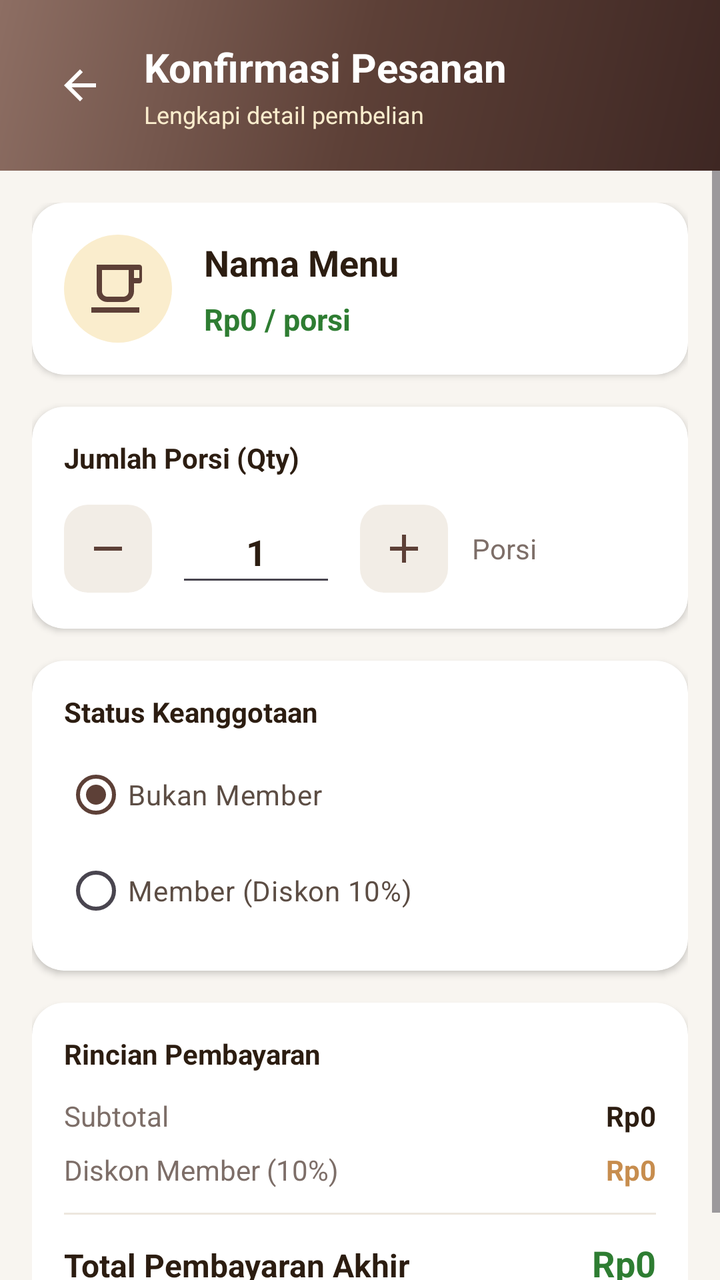
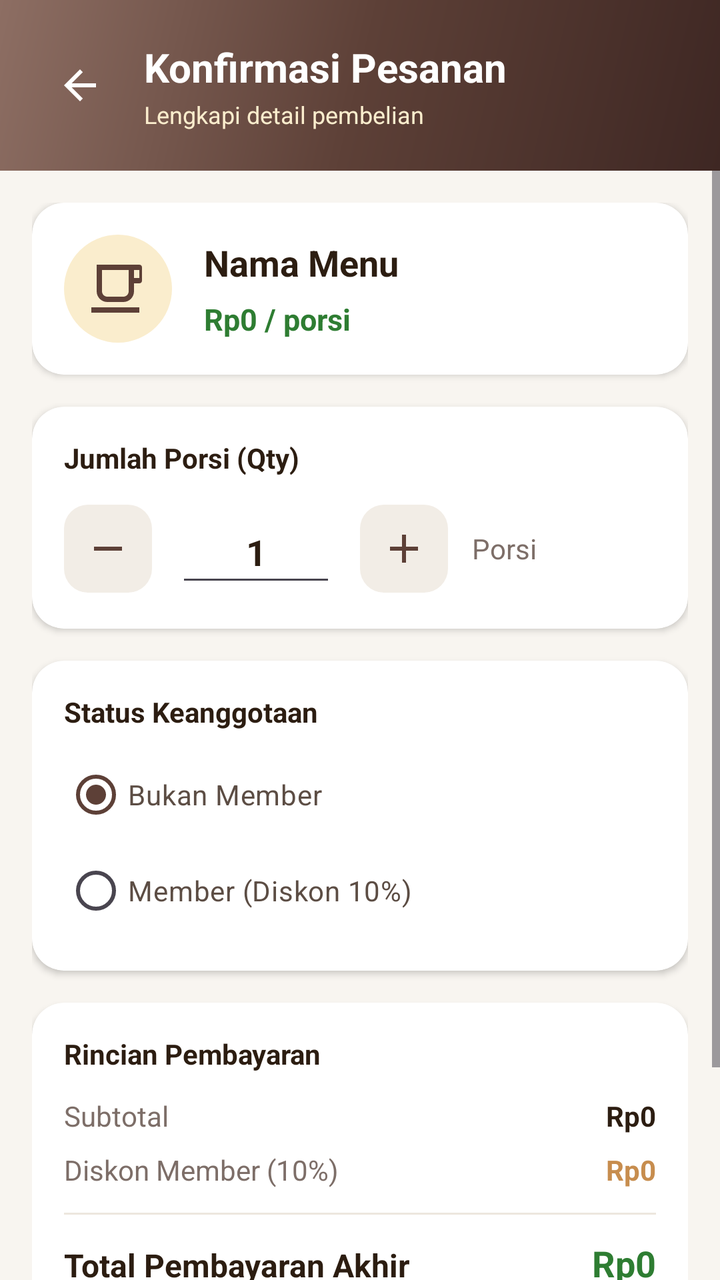

An Android layout rendered at two revisions. The XML below is the earlier revision; the diff shows what the commit changed to produce the second picture.
<!-- AndroidManifest.xml: application theme Theme.UTS -->
<!-- res/layout/activity_order.xml -->
<?xml version="1.0" encoding="utf-8"?>
<LinearLayout xmlns:android="http://schemas.android.com/apk/res/android"
    xmlns:app="http://schemas.android.com/apk/res-auto"
    xmlns:tools="http://schemas.android.com/tools"
    android:layout_width="match_parent"
    android:layout_height="match_parent"
    android:id="@+id/orderRoot"
    android:orientation="vertical"
    android:background="@color/cafe_bg"
    tools:context=".OrderActivity">

    <LinearLayout
        android:layout_width="match_parent"
        android:layout_height="wrap_content"
        android:background="@drawable/bg_header_gradient"
        android:orientation="horizontal"
        android:padding="20dp"
        android:gravity="center_vertical">

        <ImageButton
            android:layout_width="40dp"
            android:layout_height="40dp"
            android:id="@+id/btnBack"
            android:background="?attr/selectableItemBackgroundBorderless"
            android:src="@drawable/ic_arrow_back"
            app:tint="@color/white" />

        <LinearLayout
            android:layout_width="0dp"
            android:layout_height="wrap_content"
            android:layout_weight="1"
            android:layout_marginStart="12dp"
            android:orientation="vertical">

            <TextView
                android:layout_width="wrap_content"
                android:layout_height="wrap_content"
                android:text="Konfirmasi Pesanan"
                android:textColor="@color/white"
                android:textSize="20sp"
                android:textStyle="bold" />

            <TextView
                android:layout_width="wrap_content"
                android:layout_height="wrap_content"
                android:layout_marginTop="2dp"
                android:text="Lengkapi detail pembelian"
                android:textColor="@color/cafe_accent_light"
                android:textSize="12sp" />
        </LinearLayout>
    </LinearLayout>

    <ScrollView
        android:layout_width="match_parent"
        android:layout_height="0dp"
        android:layout_weight="1">

        <LinearLayout
            android:layout_width="match_parent"
            android:layout_height="wrap_content"
            android:orientation="vertical"
            android:padding="16dp">

            <androidx.cardview.widget.CardView
                android:layout_width="match_parent"
                android:layout_height="wrap_content"
                android:id="@+id/cardMenuDetail"
                app:cardCornerRadius="16dp"
                app:cardElevation="2dp"
                app:cardBackgroundColor="@color/cafe_surface">

                <LinearLayout
                    android:layout_width="match_parent"
                    android:layout_height="wrap_content"
                    android:orientation="horizontal"
                    android:padding="16dp"
                    android:gravity="center_vertical">

                    <FrameLayout
                        android:layout_width="54dp"
                        android:layout_height="54dp"
                        android:background="@drawable/bg_icon_container">

                        <ImageView
                            android:layout_width="32dp"
                            android:layout_height="32dp"
                            android:id="@+id/imgOrderMenuIcon"
                            android:layout_gravity="center"
                            android:src="@drawable/ic_coffee" />
                    </FrameLayout>

                    <LinearLayout
                        android:layout_width="0dp"
                        android:layout_height="wrap_content"
                        android:layout_weight="1"
                        android:layout_marginStart="16dp"
                        android:orientation="vertical">

                        <TextView
                            android:layout_width="wrap_content"
                            android:layout_height="wrap_content"
                            android:id="@+id/tvOrderMenuName"
                            android:text="Nama Menu"
                            android:textColor="@color/cafe_text_title"
                            android:textSize="18sp"
                            android:textStyle="bold" />

                        <TextView
                            android:layout_width="wrap_content"
                            android:layout_height="wrap_content"
                            android:id="@+id/tvOrderUnitPrice"
                            android:layout_marginTop="6dp"
                            android:text="Rp0 / porsi"
                            android:textColor="@color/cafe_green"
                            android:textSize="15sp"
                            android:textStyle="bold" />
                    </LinearLayout>
                </LinearLayout>
            </androidx.cardview.widget.CardView>

            <androidx.cardview.widget.CardView
                android:layout_width="match_parent"
                android:layout_height="wrap_content"
                android:id="@+id/cardQty"
                android:layout_marginTop="16dp"
                app:cardCornerRadius="16dp"
                app:cardElevation="2dp"
                app:cardBackgroundColor="@color/cafe_surface">

                <LinearLayout
                    android:layout_width="match_parent"
                    android:layout_height="wrap_content"
                    android:orientation="vertical"
                    android:padding="16dp">

                    <TextView
                        android:layout_width="wrap_content"
                        android:layout_height="wrap_content"
                        android:text="Jumlah Porsi (Qty)"
                        android:textColor="@color/cafe_text_title"
                        android:textSize="14sp"
                        android:textStyle="bold" />

                    <LinearLayout
                        android:layout_width="match_parent"
                        android:layout_height="wrap_content"
                        android:layout_marginTop="12dp"
                        android:orientation="horizontal"
                        android:gravity="center_vertical">

                        <ImageButton
                            android:layout_width="44dp"
                            android:layout_height="44dp"
                            android:id="@+id/btnMinus"
                            android:background="@drawable/bg_badge_category"
                            android:src="@drawable/ic_remove"
                            app:tint="@color/cafe_primary" />

                        <EditText
                            android:layout_width="80dp"
                            android:layout_height="48dp"
                            android:id="@+id/etQty"
                            android:layout_marginStart="12dp"
                            android:layout_marginEnd="12dp"
                            android:gravity="center"
                            android:inputType="number"
                            android:text="1"
                            android:textColor="@color/cafe_text_title"
                            android:textSize="18sp"
                            android:textStyle="bold" />

                        <ImageButton
                            android:layout_width="44dp"
                            android:layout_height="44dp"
                            android:id="@+id/btnPlus"
                            android:background="@drawable/bg_badge_category"
                            android:src="@drawable/ic_add"
                            app:tint="@color/cafe_primary" />

                        <TextView
                            android:layout_width="wrap_content"
                            android:layout_height="wrap_content"
                            android:layout_marginStart="12dp"
                            android:text="Porsi"
                            android:textColor="@color/cafe_text_subtitle"
                            android:textSize="14sp" />
                    </LinearLayout>
                </LinearLayout>
            </androidx.cardview.widget.CardView>

            <androidx.cardview.widget.CardView
                android:layout_width="match_parent"
                android:layout_height="wrap_content"
                android:id="@+id/cardMember"
                android:layout_marginTop="16dp"
                app:cardCornerRadius="16dp"
                app:cardElevation="2dp"
                app:cardBackgroundColor="@color/cafe_surface">

                <LinearLayout
                    android:layout_width="match_parent"
                    android:layout_height="wrap_content"
                    android:orientation="vertical"
                    android:padding="16dp">

                    <TextView
                        android:layout_width="wrap_content"
                        android:layout_height="wrap_content"
                        android:text="Status Keanggotaan"
                        android:textColor="@color/cafe_text_title"
                        android:textSize="14sp"
                        android:textStyle="bold" />

                    <RadioGroup
                        android:layout_width="match_parent"
                        android:layout_height="wrap_content"
                        android:id="@+id/rgMember"
                        android:layout_marginTop="8dp">

                        <RadioButton
                            android:layout_width="match_parent"
                            android:layout_height="wrap_content"
                            android:id="@+id/rbNonMember"
                            android:checked="true"
                            android:text="Bukan Member"
                            android:textColor="@color/cafe_text_body"
                            android:textSize="14sp" />

                        <RadioButton
                            android:layout_width="match_parent"
                            android:layout_height="wrap_content"
                            android:id="@+id/rbMember"
                            android:text="Member (Diskon 10%)"
                            android:textColor="@color/cafe_text_body"
                            android:textSize="14sp" />
                    </RadioGroup>
                </LinearLayout>
            </androidx.cardview.widget.CardView>

            <androidx.cardview.widget.CardView
                android:layout_width="match_parent"
                android:layout_height="wrap_content"
                android:id="@+id/cardSummary"
                android:layout_marginTop="16dp"
                app:cardCornerRadius="16dp"
                app:cardElevation="2dp"
                app:cardBackgroundColor="@color/cafe_surface">

                <LinearLayout
                    android:layout_width="match_parent"
                    android:layout_height="wrap_content"
                    android:orientation="vertical"
                    android:padding="16dp">

                    <TextView
                        android:layout_width="wrap_content"
                        android:layout_height="wrap_content"
                        android:text="Rincian Pembayaran"
                        android:textColor="@color/cafe_text_title"
                        android:textSize="14sp"
                        android:textStyle="bold" />

                    <LinearLayout
                        android:layout_width="match_parent"
                        android:layout_height="wrap_content"
                        android:layout_marginTop="12dp"
                        android:orientation="horizontal">

                        <TextView
                            android:layout_width="0dp"
                            android:layout_height="wrap_content"
                            android:layout_weight="1"
                            android:text="Subtotal"
                            android:textColor="@color/cafe_text_subtitle"
                            android:textSize="14sp" />

                        <TextView
                            android:layout_width="wrap_content"
                            android:layout_height="wrap_content"
                            android:id="@+id/tvSubtotal"
                            android:text="Rp0"
                            android:textColor="@color/cafe_text_title"
                            android:textSize="14sp"
                            android:textStyle="bold" />
                    </LinearLayout>

                    <LinearLayout
                        android:layout_width="match_parent"
                        android:layout_height="wrap_content"
                        android:layout_marginTop="8dp"
                        android:orientation="horizontal">

                        <TextView
                            android:layout_width="0dp"
                            android:layout_height="wrap_content"
                            android:layout_weight="1"
                            android:text="Diskon Member (10%)"
                            android:textColor="@color/cafe_text_subtitle"
                            android:textSize="14sp" />

                        <TextView
                            android:layout_width="wrap_content"
                            android:layout_height="wrap_content"
                            android:id="@+id/tvDiscount"
                            android:text="Rp0"
                            android:textColor="@color/cafe_accent"
                            android:textSize="14sp"
                            android:textStyle="bold" />
                    </LinearLayout>

                    <View
                        android:layout_width="match_parent"
                        android:layout_height="1dp"
                        android:layout_marginTop="12dp"
                        android:layout_marginBottom="12dp"
                        android:background="@color/cafe_divider" />

                    <LinearLayout
                        android:layout_width="match_parent"
                        android:layout_height="wrap_content"
                        android:orientation="horizontal">

                        <TextView
                            android:layout_width="0dp"
                            android:layout_height="wrap_content"
                            android:layout_weight="1"
                            android:text="Total Pembayaran Akhir"
                            android:textColor="@color/cafe_text_title"
                            android:textSize="16sp"
                            android:textStyle="bold" />

                        <TextView
                            android:layout_width="wrap_content"
                            android:layout_height="wrap_content"
                            android:id="@+id/tvGrandTotal"
                            android:text="Rp0"
                            android:textColor="@color/cafe_green"
                            android:textSize="18sp"
                            android:textStyle="bold" />
                    </LinearLayout>
                </LinearLayout>
            </androidx.cardview.widget.CardView>

        </LinearLayout>
    </ScrollView>

</LinearLayout>
<!-- resources referenced by this layout -->
<resources>
  <color name="cafe_accent">#C78D4E</color>
  <color name="cafe_accent_light">#FAEDCD</color>
  <color name="cafe_bg">#F8F5F0</color>
  <color name="cafe_divider">#EDE7DE</color>
  <color name="cafe_green">#2E7D32</color>
  <color name="cafe_primary">#5D4037</color>
  <color name="cafe_surface">#FFFFFF</color>
  <color name="cafe_text_body">#5C4D44</color>
  <color name="cafe_text_subtitle">#7D6E68</color>
  <color name="cafe_text_title">#2C1D11</color>
  <color name="white">#FFFFFFFF</color>
  <!-- drawable bg_badge_category (drawable) -->
  <?xml version="1.0" encoding="utf-8"?>
  <shape xmlns:android="http://schemas.android.com/apk/res/android"
      android:shape="rectangle">
      <solid android:color="@color/cafe_surface_variant" />
      <corners android:radius="12dp" />
      <padding
          android:left="10dp"
          android:top="3dp"
          android:right="10dp"
          android:bottom="3dp" />
  </shape>
  <!-- drawable bg_header_gradient (drawable) -->
  <?xml version="1.0" encoding="utf-8"?>
  <shape xmlns:android="http://schemas.android.com/apk/res/android">
      <gradient
          android:angle="135"
          android:startColor="@color/cafe_primary_dark"
          android:centerColor="@color/cafe_primary"
          android:endColor="@color/cafe_secondary"
          android:type="linear" />
      <corners android:radius="0dp" />
  </shape>
  <!-- drawable bg_icon_container (drawable) -->
  <?xml version="1.0" encoding="utf-8"?>
  <shape xmlns:android="http://schemas.android.com/apk/res/android"
      android:shape="oval">
      <solid android:color="@color/cafe_accent_light" />
      <size
          android:width="48dp"
          android:height="48dp" />
  </shape>
  <!-- drawable ic_add (drawable) -->
  <vector xmlns:android="http://schemas.android.com/apk/res/android"
      android:width="24dp"
      android:height="24dp"
      android:viewportWidth="24"
      android:viewportHeight="24">
      <path
          android:fillColor="#5D4037"
          android:pathData="M19,13h-6v6h-2v-6H5v-2h6V5h2v6h6v2z"/>
  </vector>
  <!-- drawable ic_arrow_back (drawable) -->
  <vector xmlns:android="http://schemas.android.com/apk/res/android"
      android:width="24dp"
      android:height="24dp"
      android:viewportWidth="24"
      android:viewportHeight="24">
      <path
          android:fillColor="#FFFFFF"
          android:pathData="M20,11H7.83l5.59,-5.59L12,4l-8,8 8,8 1.41,-1.41L7.83,13H20v-2z"/>
  </vector>
  <!-- drawable ic_coffee (drawable) -->
  <?xml version="1.0" encoding="utf-8"?>
  <vector xmlns:android="http://schemas.android.com/apk/res/android"
      android:width="24dp"
      android:height="24dp"
      android:viewportWidth="24"
      android:viewportHeight="24"
      android:tint="@color/cafe_primary">
      <path
          android:fillColor="@android:color/white"
          android:pathData="M2,21V19H20V21H2ZM20,8V5H18V8H20ZM20,3C20.5523,3 21,3.4477 21,4V9C21,9.5523 20.5523,10 20,10H18V13C18,15.2091 16.2091,17 14,17H8C5.7909,17 4,15.2091 4,13V3H20ZM16,5H6V13C6,14.1046 6.8954,15 8,15H14C15.1046,15 16,14.1046 16,13V5Z" />
  </vector>
  <!-- drawable ic_remove (drawable) -->
  <vector xmlns:android="http://schemas.android.com/apk/res/android"
      android:width="24dp"
      android:height="24dp"
      android:viewportWidth="24"
      android:viewportHeight="24">
      <path
          android:fillColor="#5D4037"
          android:pathData="M19,13H5v-2h14v2z"/>
  </vector>
  <style name="Theme.UTS" parent="Base.Theme.UTS" />
  <color name="cafe_surface_variant">#F2EDE6</color>
  <color name="cafe_primary_dark">#3E2723</color>
  <color name="cafe_secondary">#8D6E63</color>
  <style name="Base.Theme.UTS" parent="Theme.Material3.DayNight.NoActionBar">
          <item name="colorPrimary">@color/cafe_primary</item>
          <item name="colorPrimaryDark">@color/cafe_primary_dark</item>
          <item name="colorAccent">@color/cafe_accent</item>
          <item name="android:statusBarColor">@color/cafe_primary_dark</item>
          <item name="android:windowBackground">@color/cafe_bg</item>
      </style>
</resources>

<!-- the commit's change to res/layout/activity_order.xml (unified diff, before → after) -->
@@ -341,6 +341,19 @@
                 </LinearLayout>
             </androidx.cardview.widget.CardView>
 
+            <com.google.android.material.button.MaterialButton
+                android:layout_width="match_parent"
+                android:layout_height="56dp"
+                android:id="@+id/btnConfirmOrder"
+                android:layout_marginTop="24dp"
+                android:layout_marginBottom="16dp"
+                android:text="Konfirmasi Pesanan"
+                android:textColor="@color/white"
+                android:textSize="16sp"
+                android:textStyle="bold"
+                app:cornerRadius="16dp"
+                app:backgroundTint="@color/cafe_primary" />
+
         </LinearLayout>
     </ScrollView>
 
